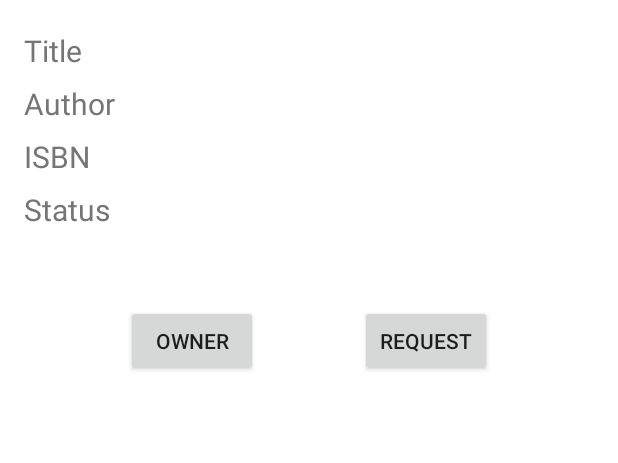
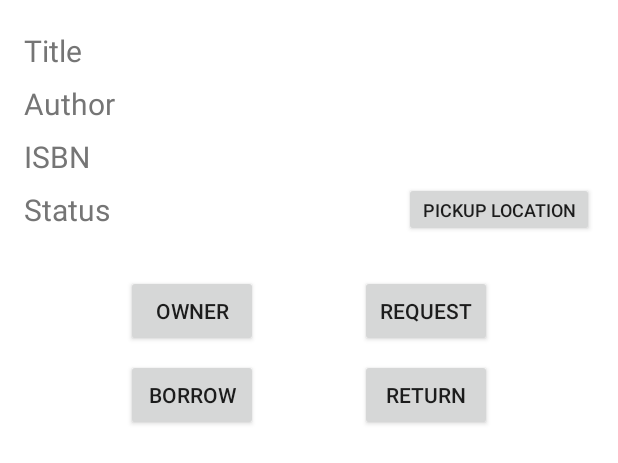
Before and after one commit to CMPUT301F20T04/BookAtMeNow, an Android app: the layout activity_a_book.xml on its own in the app's theme, with its tools: preview values and no code run, on a phone screen of 412 x 824 dp. Shown: the top 463 px of the screen. Run offline under Robolectric (Android 15) with nearby library versions, the phone set to English and light mode, and no system bars.

Commit message:
Added rest of the buttons and added viewing the pickup location

```diff
--- a/app/src/main/res/layout/activity_a_book.xml
+++ b/app/src/main/res/layout/activity_a_book.xml
@@ -59,12 +59,26 @@
         app:layout_constraintTop_toBottomOf="@+id/abook_isbn_textview" />
 
     <Button
+        android:id="@+id/abook_location_button"
+        android:layout_width="wrap_content"
+        android:layout_height="wrap_content"
+        android:layout_marginEnd="16dp"
+        android:layout_marginRight="16dp"
+        android:textSize="12sp"
+        android:minHeight="0dp"
+        android:text="Pickup Location"
+        app:layout_constraintEnd_toEndOf="parent"
+        app:layout_constraintTop_toTopOf="@+id/abook_status_textview"
+        app:layout_constraintBottom_toBottomOf="@+id/abook_status_textview"/>
+
+
+    <Button
         android:id="@+id/abook_owner_button"
         android:layout_width="wrap_content"
         android:layout_height="wrap_content"
         android:layout_marginStart="16dp"
         android:layout_marginLeft="16dp"
-        android:layout_marginTop="50dp"
+        android:layout_marginTop="30dp"
         android:text="Owner"
         app:layout_constraintEnd_toStartOf="@+id/abook_request_button"
         app:layout_constraintStart_toStartOf="parent"
@@ -74,13 +88,37 @@
         android:id="@+id/abook_request_button"
         android:layout_width="wrap_content"
         android:layout_height="wrap_content"
-        android:layout_marginTop="50dp"
+        android:layout_marginTop="30dp"
         android:layout_marginEnd="16dp"
         android:layout_marginRight="16dp"
         android:text="Request"
         app:layout_constraintEnd_toEndOf="parent"
         app:layout_constraintStart_toEndOf="@+id/abook_owner_button"
         app:layout_constraintTop_toBottomOf="@+id/abook_status_textview" />
+
+    <Button
+        android:id="@+id/abook_borrow_button"
+        android:layout_width="wrap_content"
+        android:layout_height="wrap_content"
+        android:layout_marginStart="16dp"
+        android:layout_marginLeft="16dp"
+        android:layout_marginTop="8dp"
+        android:text="Borrow"
+        app:layout_constraintEnd_toStartOf="@+id/abook_return_button"
+        app:layout_constraintStart_toStartOf="parent"
+        app:layout_constraintTop_toBottomOf="@+id/abook_owner_button" />
+
+    <Button
+        android:id="@+id/abook_return_button"
+        android:layout_width="wrap_content"
+        android:layout_height="wrap_content"
+        android:layout_marginEnd="16dp"
+        android:layout_marginRight="16dp"
+        android:layout_marginTop="8dp"
+        android:text="Return"
+        app:layout_constraintEnd_toEndOf="parent"
+        app:layout_constraintStart_toEndOf="@+id/abook_borrow_button"
+        app:layout_constraintTop_toBottomOf="@+id/abook_owner_button" />
 
     <ImageView
         android:id="@+id/aBook_imageView"
@@ -96,6 +134,6 @@
         app:layout_constraintEnd_toEndOf="parent"
         app:layout_constraintHorizontal_bias="0.498"
         app:layout_constraintStart_toStartOf="parent"
-        app:layout_constraintTop_toBottomOf="@+id/abook_request_button"
+        app:layout_constraintTop_toBottomOf="@+id/abook_return_button"
         app:layout_constraintVertical_bias="0.0" />
 </androidx.constraintlayout.widget.ConstraintLayout>
```
Also changed, not shown: app/src/main/java/ca/ualberta/cmput301f20t04/bookatmenow/ABookActivity.java (+32 -0 lines).
